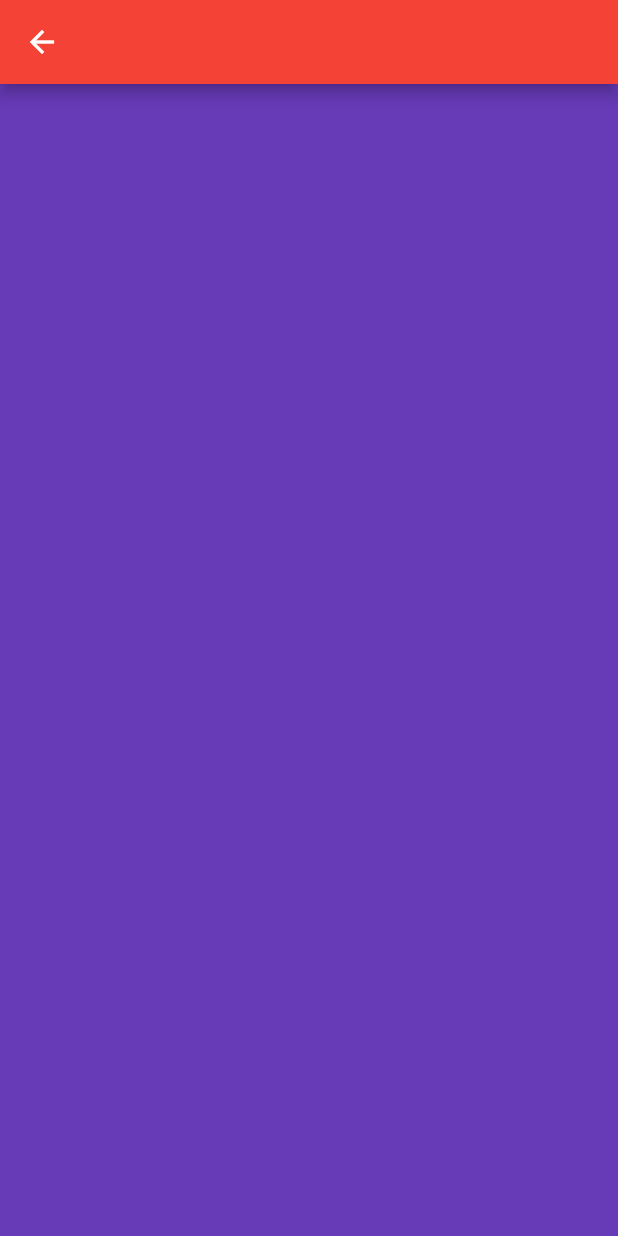
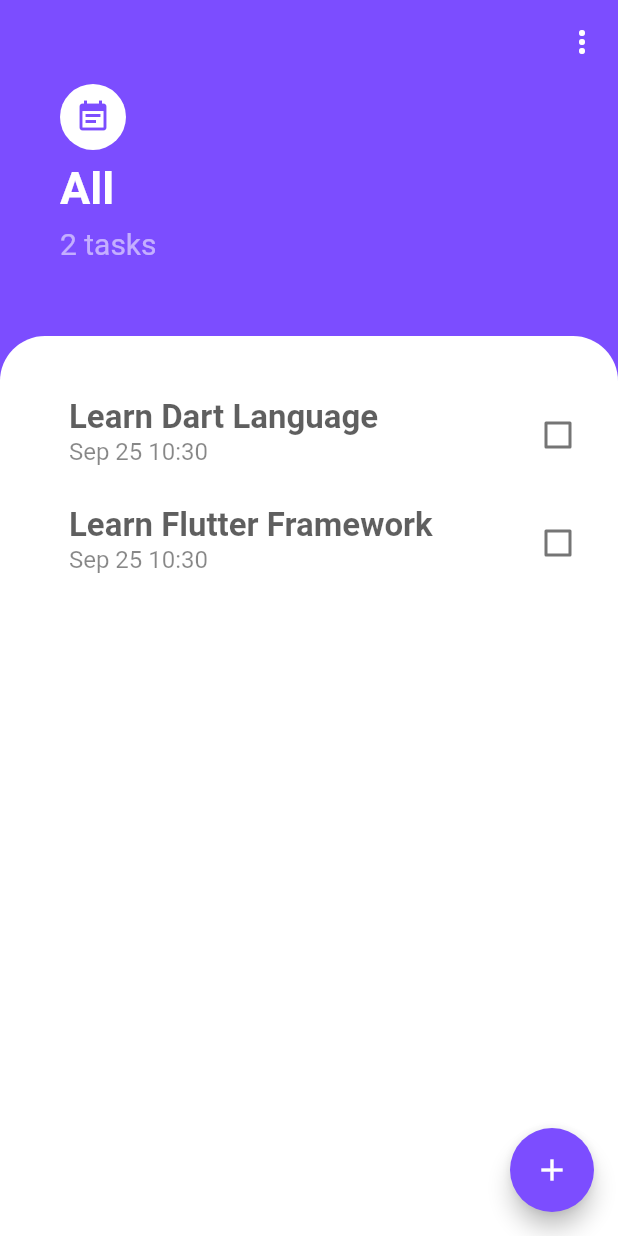
Before and after one commit to MajedHoussen98/ToDoAppFlutter, a Flutter app: the HomeActivity screen opened by its route, on a phone screen of 412 x 824 dp. Run offline on Flutter 3.47's test engine with Material 2 defaults, Android fonts, the phone set to English and light mode, and no system bars; our stand-ins replace firebase_auth, firebase_core; accounts and stored records are empty.

Commit message:
Todo app developed by flutter framework . Note: not completed app

```diff
--- a/lib/activates/home_activity.dart
+++ b/lib/activates/home_activity.dart
@@ -1,4 +1,9 @@
+import 'package:flutter/cupertino.dart';
 import 'package:flutter/material.dart';
+import 'package:intro_login_rigester/activates/add_task.dart';
+import 'package:intro_login_rigester/model/task.dart';
+import 'package:intro_login_rigester/services/auth.dart';
+import 'package:intro_login_rigester/widgets/todo_item.dart';
 
 class HomeActivity extends StatefulWidget {
   @override
@@ -6,15 +11,141 @@ class HomeActivity extends StatefulWidget {
 }
 
 class _HomeState extends State<HomeActivity> {
+  List<Task> _todoList = [];
+  AuthBase authBase = AuthBase();
+
+  @override
+  void initState() {
+    _todoList = [
+      Task(title: "Learn Dart Language", date: DateTime.now()),
+      Task(
+        title: "Learn Flutter Framework",
+        date: DateTime.now(),
+      ),
+    ];
+    super.initState();
+  }
+
   @override
   Widget build(BuildContext context) {
     return Scaffold(
-      appBar: AppBar(
-        backgroundColor: Colors.red,
-      ),
-      body: Container(
-        color: Colors.deepPurple,
+      backgroundColor: Theme.of(context).primaryColor,
+      floatingActionButton: buildFloatingActionButton(context),
+      appBar: buildAppBar(),
+      body:  buildColumn(context),
+    );
+  }
+
+  FloatingActionButton buildFloatingActionButton(BuildContext context) {
+    return FloatingActionButton(
+      onPressed: _addTask,
+      child: Icon(Icons.add),
+      backgroundColor: Theme.of(context).primaryColor,
+    );
+  }
+
+  AppBar buildAppBar() {
+    return AppBar(
+      automaticallyImplyLeading: false,
+      elevation: 0,
+      backgroundColor: Colors.transparent,
+      actions: [
+        IconButton(
+            icon: Icon(
+              Icons.more_vert,
+              color: Colors.white,
+            ),
+            onPressed: null)
+      ],
+    );
+  }
+
+  Column buildColumn(BuildContext context) {
+    return Column(
+      crossAxisAlignment: CrossAxisAlignment.start,
+      children: [
+        buildHeader(context),
+        buildToDoBody(),
+      ],
+    );
+  }
+
+  Padding buildHeader(BuildContext context) {
+    return Padding(
+      padding: const EdgeInsets.only(left: 40, bottom: 50),
+      child: Column(
+        crossAxisAlignment: CrossAxisAlignment.start,
+        children: [
+          Container(
+            decoration:
+                BoxDecoration(color: Colors.white, shape: BoxShape.circle),
+            padding: const EdgeInsets.all(10),
+            child: Icon(
+              Icons.event_note,
+              color: Theme.of(context).primaryColor,
+            ),
+          ),
+          SizedBox(
+            height: 8,
+          ),
+          Text(
+            "All",
+            style: Theme.of(context).textTheme.headline1,
+          ),
+          SizedBox(
+            height: 8,
+          ),
+          Text(
+            "${_todoList.length} tasks",
+            style: Theme.of(context).textTheme.headline3,
+          ),
+        ],
       ),
     );
   }
+
+  Expanded buildToDoBody() {
+    return Expanded(
+      child: Container(
+        padding: const EdgeInsets.only(left: 30, top: 30),
+        decoration: BoxDecoration(
+            color: Colors.white,
+            borderRadius: BorderRadius.only(
+              topLeft: Radius.circular(30),
+              topRight: Radius.circular(30),
+            )),
+        child: ListView.builder(
+            itemCount: _todoList.length,
+            itemBuilder: (context, index) {
+              return TodoItem(
+                task: _todoList[index],
+                index: index,
+                onChecked: buildChecked,
+              );
+            }),
+      ),
+    );
+  }
+
+  buildChecked(int index) {
+    setState(() {
+      _todoList[index].status = !_todoList[index].status;
+    });
+  }
+
+  _addTask() async {
+    Task _task = await Navigator.push(
+        context,
+        MaterialPageRoute(
+            fullscreenDialog: true, builder: (context) => AddTask()));
+
+    if (_task == null) {
+      return;
+    } else {
+      setState(() {
+        _todoList.add(_task);
+      });
+    }
+  }
+
 }
--- a/lib/activates/intro_activity.dart
+++ b/lib/activates/intro_activity.dart
@@ -20,7 +20,7 @@ class IntroActivity extends StatelessWidget {
               ),
               OriginalButton(
                 text: "Get Started",
-                onPressed: () => Navigator.of(context).pushNamed("login"),
+                onPressed: () => Navigator.of(context).pushReplacementNamed("login"),
                 textColor: Colors.deepPurpleAccent,
                 backgroundColor: Colors.white,
               ),
--- /dev/null
+++ b/lib/model/task.dart
@@ -0,0 +1,7 @@
+class Task {
+  String title;
+  DateTime date;
+  bool status;
+
+  Task({this.title, this.date, this.status = false});
+}
--- /dev/null
+++ b/lib/widgets/todo_item.dart
@@ -0,0 +1,29 @@
+import 'package:flutter/material.dart';
+import 'package:intl/intl.dart';
+import 'package:intro_login_rigester/model/task.dart';
+
+class TodoItem extends StatelessWidget {
+  Task task;
+  int index;
+  Function onChecked;
+  TodoItem({this.task, this.index, this.onChecked});
+
+  @override
+  Widget build(BuildContext context) {
+    return ListTile(
+      title: Text(
+        task.title,
+        style: Theme.of(context).textTheme.headline2,
+      ),
+      subtitle: Text(
+        DateFormat("MMM d hh:mm").format(task.date),
+        style: Theme.of(context).textTheme.headline4,
+      ),
+      trailing: Checkbox(
+        value: task.status,
+        onChanged: (_) => onChecked(index),
+        activeColor: Theme.of(context).primaryColor,
+      ),
+    );
+  }
+}
--- a/pubspec.yaml
+++ b/pubspec.yaml
@@ -25,6 +25,9 @@ dependencies:
     sdk: flutter
   firebase_auth: ^0.18.0+1
   firebase_core:
+  intl: ^0.16.1
+  cloud_firestore: ^0.14.0+2
+
 
 
   # The following adds the Cupertino Icons font to your application.
```
Also changed, not shown: lib/activates/add_task.dart (added, +150 -0 lines), lib/activates/auth_activity.dart (+10 -5 lines), lib/main.dart (+7 -3 lines), lib/services/auth.dart (+20 -12 lines), lib/widgets/auth_form.dart (+5 -7 lines), pubspec.lock, 2 other files.
